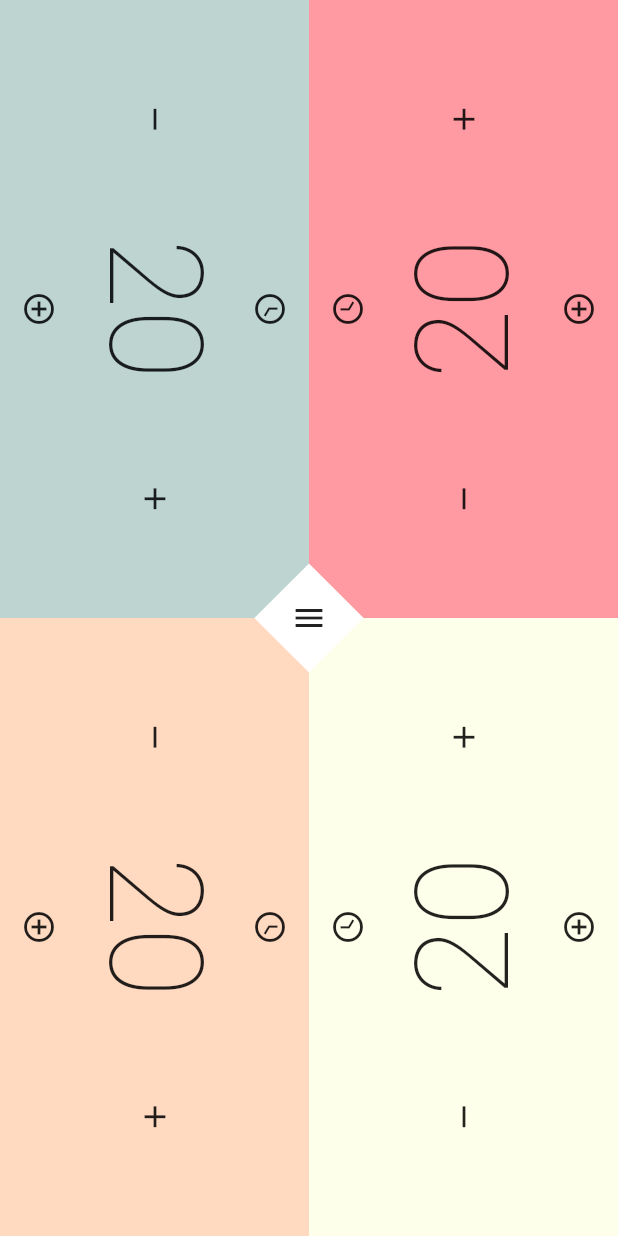
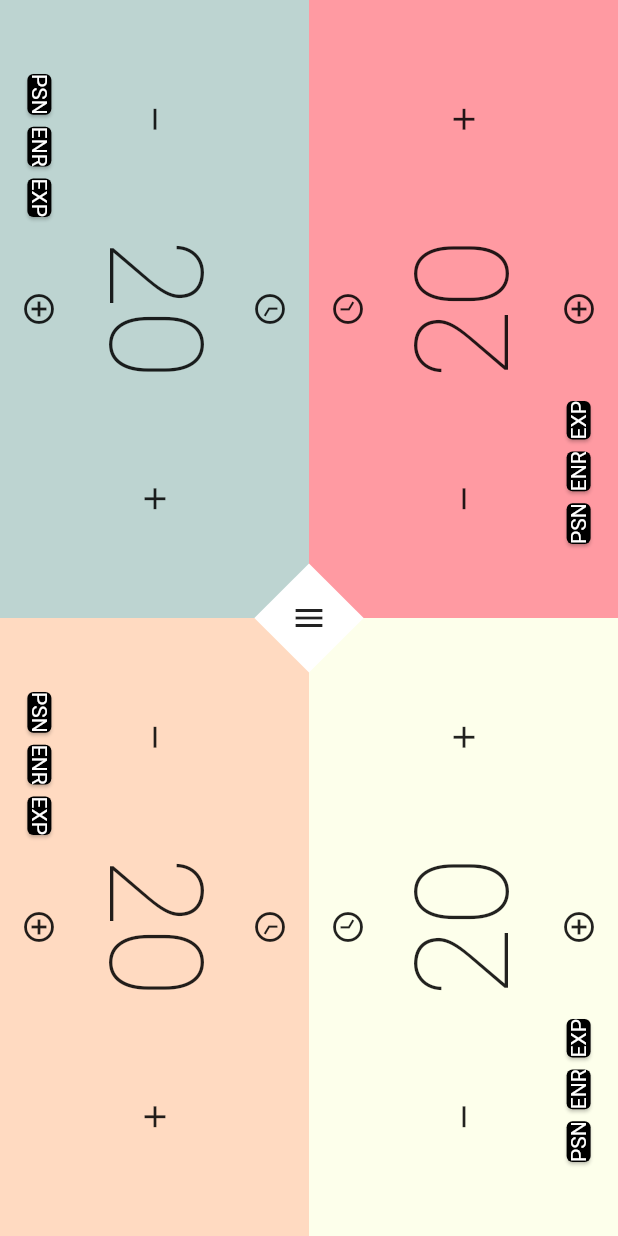
Before and after one commit to Akurom/mtg_roulette, a Flutter app: the screen it shows after launch, after a tap on the "remove" icon, after a tap on the "add" icon, after a tap on "PLAY!", on a phone screen of 412 x 824 dp. Run offline on Flutter 3.47's test engine with Material 2 defaults, Android fonts, the light colour scheme and no system bars; Roboto replaces fonts that are missing (Oswald).

Commit message:
counter bar test

```diff
--- a/lib/constants/colors.dart
+++ b/lib/constants/colors.dart
@@ -13,6 +13,7 @@ class AppColors {
   static const Color pastelOrange = Color(0xFFFFDAC1);
 
   static const Color white = Colors.white;
+  static const Color black = Colors.black;
   static const Color centerButton = Colors.white;
 
 
--- a/lib/views/commons/count_widget.dart
+++ b/lib/views/commons/count_widget.dart
@@ -3,6 +3,7 @@ import 'package:mtg_roulette/constants/colors.dart';
 import 'package:mtg_roulette/models/player_model.dart';
 import 'package:mtg_roulette/views/commons/clock.dart';
 import 'package:mtg_roulette/views/commons/counters_bar.dart';
+import 'dart:async';
 
 typedef void IntCallback(int id);
 
@@ -31,6 +32,7 @@ class CountWidget extends StatefulWidget {
 
 class _CountWidgetState extends State<CountWidget> {
   late int _count;
+  late Timer _timer;
 
   @override
   void initState() {
@@ -62,12 +64,21 @@ class _CountWidgetState extends State<CountWidget> {
               crossAxisAlignment: CrossAxisAlignment.stretch,
               children: [
                 Expanded(
-                  child: InkWell(
-                    child: Icon(
-                      Icons.remove,
-                    ),
+                  child: GestureDetector (
+                    child: Icon(Icons.remove),
                     onTap: () {
-                      if (widget.lowLimit == null || _count > widget.lowLimit!) _updateCount(_count - 1);
+                      if (widget.highLimit == null || _count < widget.highLimit!) _updateCount(_count - 1);
+                    },
+                    onTapDown: (TapDownDetails details) {
+                      _timer = Timer.periodic(Duration(milliseconds: 100), (t) {
+                        _updateCount(_count - 1);
+                      });
+                    },
+                    onTapUp: (TapUpDetails details) {
+                      _timer.cancel();
+                    },
+                    onTapCancel: () {
+                      _timer.cancel();
                     },
                   ),
                 ),
@@ -78,10 +89,21 @@ class _CountWidgetState extends State<CountWidget> {
                   ),
                 ),
                 Expanded(
-                  child: InkWell(
+                  child: GestureDetector (
                     child: Icon(Icons.add),
                     onTap: () {
                       if (widget.highLimit == null || _count < widget.highLimit!) _updateCount(_count + 1);
+                    },
+                    onTapDown: (TapDownDetails details) {
+                      _timer = Timer.periodic(Duration(milliseconds: 100), (t) {
+                        _updateCount(_count + 1);
+                      });
+                    },
+                    onTapUp: (TapUpDetails details) {
+                      _timer.cancel();
+                    },
+                    onTapCancel: () {
+                      _timer.cancel();
                     },
                   ),
                 ),
--- a/lib/views/commons/counters_bar.dart
+++ b/lib/views/commons/counters_bar.dart
@@ -1,5 +1,8 @@
 import 'package:flutter/material.dart';
+import 'package:mtg_roulette/constants/colors.dart';
 import 'package:mtg_roulette/tools/tools.dart';
+
+
 
 class CountersBar extends StatefulWidget {
   CountersBar({Key? key}) : super(key: key);
@@ -9,24 +12,80 @@ class CountersBar extends StatefulWidget {
 }
 
 class _CountersBarState extends State<CountersBar> {
+  List<String> _setCounterList = ['PSN', 'ENR', 'EXP'];
+  bool _visible = false;
+
+  void _toggleMenu() {
+    setState(() {
+      _visible = !_visible;
+    });
+  }
+
   @override
   Widget build(BuildContext context) {
     return Center(
+      child: Container(
+        decoration: BoxDecoration(
+          //border: Border.all()
+        ),
+
         child: Row(
-        mainAxisAlignment: MainAxisAlignment.center,
+          mainAxisAlignment: MainAxisAlignment.spaceEvenly,
           children: [
+            // ---------- Set counters
+            SizedBox(
+              child: Row(
+                mainAxisAlignment: MainAxisAlignment.spaceEvenly,
+                children: [
+                  for (String c in _setCounterList) CounterItem(tag: c,),
+                ],
+              ),
+            ),
+            // -------
             Container(
               /*width: getScreenWidth(context) / 8,
             height: getScreenWidth(context) / 8,*/
               child: Center(
                 child: InkWell(
-                child: Icon(Icons.add_circle_outline),
-                onTap: () {},
+                  child: Icon(
+                    Icons.add_circle_outline,
+                  ),
+                  onTap: () {
+                    _toggleMenu();
+                  },
                 ),
               ),
             ),
+            // ---------- Menu hidden
+            SizedBox(
+              child: Visibility(
+                  visible: _visible,
+                  maintainState: true,
+                  maintainAnimation: true,
+                  maintainSize: true,
+                  child: Row(
+                    children: [
+                      for (String c in _setCounterList) CounterItem(tag: c,),
                     ],
+                  )),
+            ),
+          ],
+        ),
       ),
     );
   }
 }
+
+
+class CounterItem extends StatelessWidget {
+  final String tag;
+  CounterItem({required this.tag});
+
+  @override
+  Widget build(BuildContext context) {
+    return Card(
+      color: AppColors.black,
+      child: Text(tag, style: TextStyle(color: AppColors.white),),
+    );
+  }
+}
```
Lines whose indentation alone changed are shown as unchanged.
